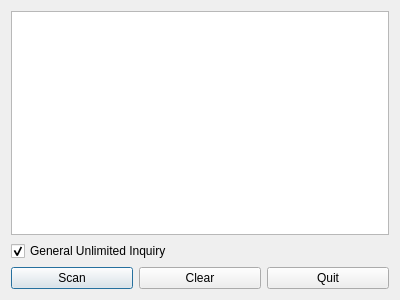
Qt form examples/btscanner/device.ui (qtproject/qt-mobility) before a commit.
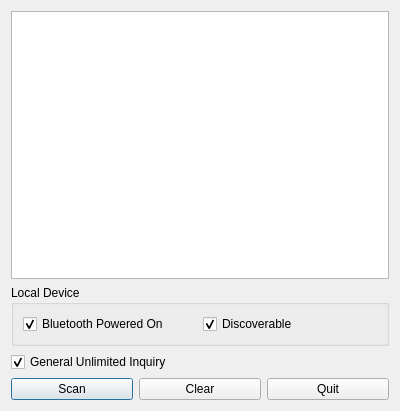
The same form after that commit.

Commit message:
Add power and discoverable control to example, fix bluez
Task-number: QTMOBILITY-1026

```diff
--- a/examples/btscanner/device.ui
+++ b/examples/btscanner/device.ui
@@ -7,7 +7,7 @@
     <x>0</x>
     <y>0</y>
     <width>400</width>
-    <height>300</height>
+    <height>411</height>
    </rect>
   </property>
   <property name="windowTitle">
@@ -17,6 +17,35 @@
    <item>
     <widget class="QListWidget" name="list"/>
    </item>
+   <item>
+    <widget class="QGroupBox" name="groupBox">
+     <property name="title">
+      <string>Local Device</string>
+     </property>
+     <layout class="QHBoxLayout" name="horizontalLayout_2">
+      <item>
+       <widget class="QCheckBox" name="power">
+        <property name="text">
+         <string>Bluetooth Powered On</string>
+        </property>
+        <property name="checked">
+         <bool>true</bool>
+        </property>
+       </widget>
+      </item>
+      <item>
+       <widget class="QCheckBox" name="discoverable">
+        <property name="text">
+         <string>Discoverable</string>
+        </property>
+        <property name="checked">
+         <bool>true</bool>
+        </property>
+       </widget>
+      </item>
+     </layout>
+    </widget>
+   </item>
    <item>
     <widget class="QCheckBox" name="inquiryType">
      <property name="text">
```
The commit also changes 3 other files.
